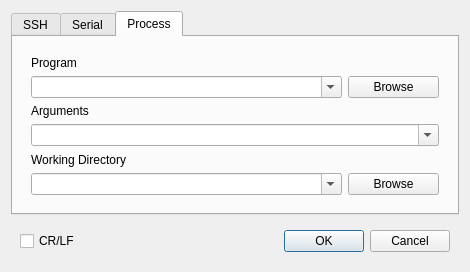
Above: ComBombGui/opendialog.ui from cdesjardins/ComBomb before the change. Below: the same form after it.
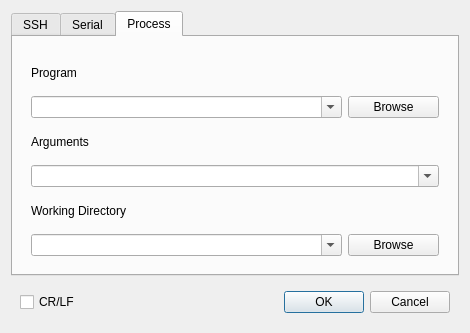
That is the form after the change. Icons and pictures are not drawn. Custom widgets are drawn as their Qt base class.

What changed in the file:
```diff
--- a/ComBombGui/opendialog.ui
+++ b/ComBombGui/opendialog.ui
@@ -7,7 +7,7 @@
     <x>0</x>
     <y>0</y>
     <width>470</width>
-    <height>263</height>
+    <height>333</height>
    </rect>
   </property>
   <property name="sizePolicy">
```
Left out of the diff: 11 changed lines with no effect on the pictures.
